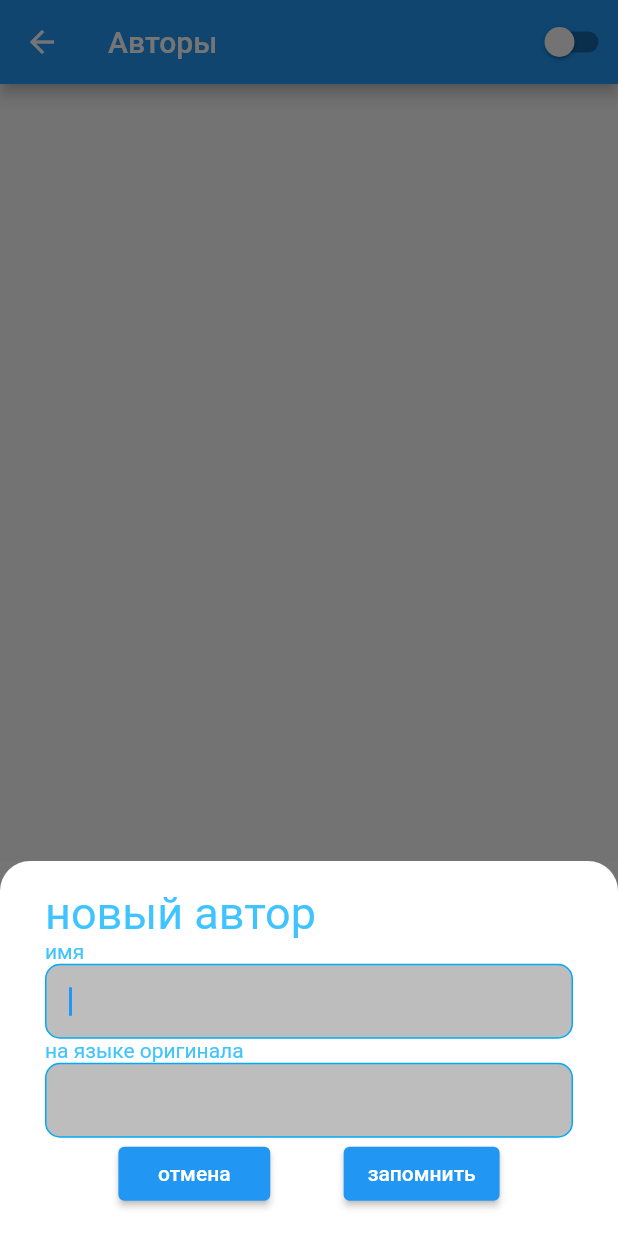
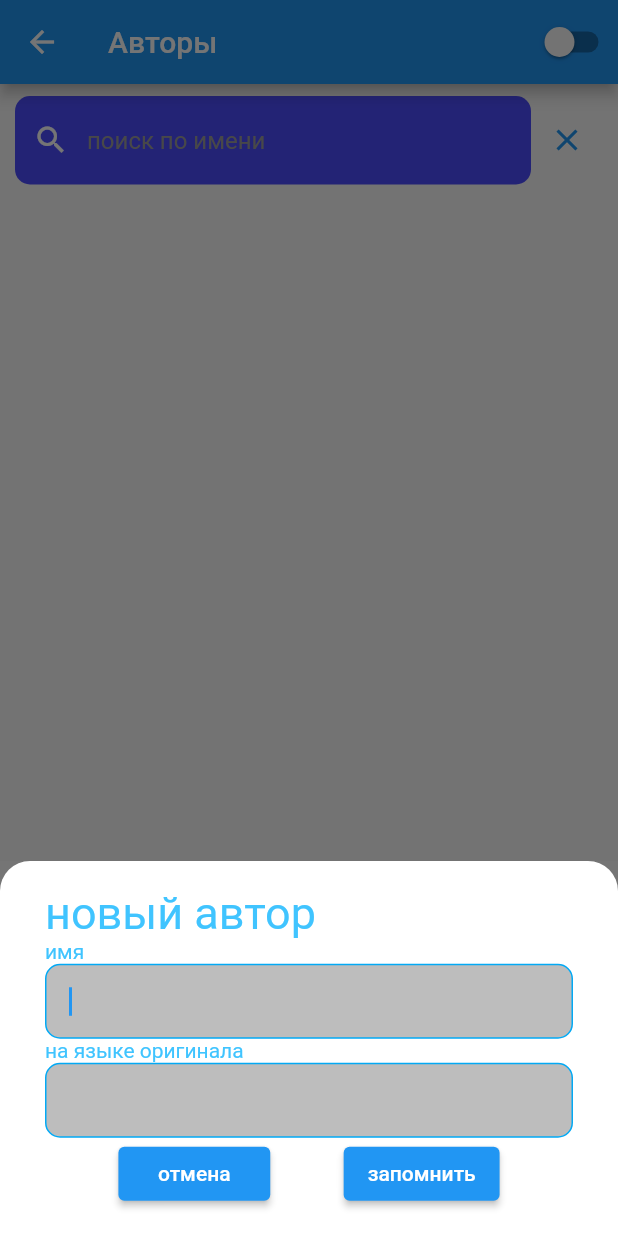
Before and after one commit to andrrewgwinta/books, a Flutter app: the AuthorScreen screen opened by its route, after a tap on the "add" icon, on a phone screen of 412 x 824 dp. Run offline on Flutter 3.47's test engine with Material 2 defaults, Android fonts, the phone set to English and light mode, and no system bars; our stand-ins replace font_awesome_flutter, shared_preferences; accounts and stored records are empty; network calls fail.

Commit message:
add author filter

```diff
--- a/lib/constants.dart
+++ b/lib/constants.dart
@@ -6,6 +6,12 @@ const prefixURL = 'http://91.237.235.227:8012/books/';
 enum ActionType {
   atUpdate,
   atInsert,
+}
+
+enum FilterActualType {
+  fatNone,
+  fatActual,
+  fatArchive,
 }
 
 enum AuthorListType {
--- a/lib/providers/authors.dart
+++ b/lib/providers/authors.dart
@@ -112,6 +112,17 @@ class Authors extends ChangeNotifier {
     }
   }
 
+  List<Author> getFilteredAuthors(String s){
+    if (s=='') {
+      return _items;
+    }
+    else {
+      //List<Author> result = [];
+      return [..._items.where((element) => element.nameRus.toUpperCase().contains(s.toUpperCase()))];
+      //return result;
+    }
+  }
+
   Future<void> loadAuthors() async {
     _items = [];
     final url = Uri.parse('${prefixURL}get_author.php');
--- a/lib/providers/books.dart
+++ b/lib/providers/books.dart
@@ -120,8 +120,8 @@ class Book {
   }
 
   void modifyOnServer() async {
-    final ActionType actionType =
-        (id == '0') ? ActionType.atInsert : ActionType.atUpdate;
+    // final ActionType actionType =
+    //     (id == '0') ? ActionType.atInsert : ActionType.atUpdate;
     final Map<String, dynamic> queryParam = toJson();
     final String queryString = Uri(queryParameters: queryParam).query;
     final url = Uri.parse('${prefixURL}do_update_book.php?$queryString');
--- a/lib/providers/filter.dart
+++ b/lib/providers/filter.dart
@@ -3,6 +3,7 @@ import 'dart:convert';
 
 import 'package:flutter/material.dart';
 import 'package:shared_preferences/shared_preferences.dart';
+import '../constants.dart';
 
 class FilterData {
   String fltName;
@@ -10,7 +11,7 @@ class FilterData {
   String fltGenres;
   String fltState;
   String fltSeries;
-  bool fltActual;
+  FilterActualType fltActual;
   bool fltAuthorActual;
   bool fltExpandedState;
 
@@ -20,7 +21,7 @@ class FilterData {
     this.fltGenres = '',
     this.fltState = '',
     this.fltSeries = '',
-    this.fltActual = true,
+    this.fltActual = FilterActualType.fatNone,
     this.fltAuthorActual = true,
     this.fltExpandedState = false,
   });
@@ -36,7 +37,7 @@ class FilterData {
         'fltGenres': fltGenresForServer,
          'fltSeries':fltSeries,
         'fltState': fltExpandedState?fltState:'',
-        'act': fltActual ? '1' : '0',
+        'act': fltActual.index.toString(),
       };
 
   String get fltGenresForServer {
@@ -52,7 +53,7 @@ class Filter with ChangeNotifier {
       fltAuthor: '',
       fltGenres: '',
       fltState: '',
-      fltActual: true,
+      fltActual: FilterActualType.fatNone,
       fltAuthorActual: true);
 
   void clearFilter() {
@@ -60,7 +61,7 @@ class Filter with ChangeNotifier {
     filter.fltAuthor = '';
     filter.fltGenres = '';
     filter.fltState = '';
-    filter.fltActual = true;
+    filter.fltActual = FilterActualType.fatNone;
     filter.fltExpandedState = false;
   }
 
@@ -73,7 +74,7 @@ class Filter with ChangeNotifier {
         fltAuthor: '',
         fltGenres: '',
         fltState: '',
-        fltActual: true,
+        fltActual: FilterActualType.fatNone,
         fltAuthorActual: true,
         fltExpandedState: false);
 
@@ -86,7 +87,7 @@ class Filter with ChangeNotifier {
             fltAuthor: extractedFilterData['fltAuthor'].toString(),
             fltGenres: extractedFilterData['fltGenres'].toString(),
             fltState: extractedFilterData['fltState'].toString(),
-            fltActual: (extractedFilterData['fltActual'] == 'true'),
+            fltActual: (extractedFilterData['fltActual'] == 0) ? FilterActualType.fatNone : (extractedFilterData['fltActual'] == 1) ? FilterActualType.fatActual  :  FilterActualType.fatArchive,
             fltAuthorActual: true,
             fltExpandedState:
                 (extractedFilterData['fltExpandedState'] == 'true'));
@@ -105,7 +106,7 @@ class Filter with ChangeNotifier {
       'fltAuthor': filter.fltAuthor,
       'fltGenres': filter.fltGenres,
       'fltState': filter.fltState,
-      'fltActual': filter.fltActual.toString(),
+      'fltActual': filter.fltActual.index,
       'fltExpandedState': filter.fltExpandedState.toString(),
     });
     prefs.setString('filterData', filterData);
--- a/lib/providers/series.dart
+++ b/lib/providers/series.dart
@@ -84,7 +84,7 @@ class SeriesItem {
     //only NAME
     final url =
         Uri.parse('${prefixURL}do_update_series_name.php?name=$name&id=$id');
-    print(url);
+    //print(url);
     try {
       final response = await http.get(url);
       //прочитаем новый pk c сервера и исправим его здесь
--- a/lib/screens/author_screen.dart
+++ b/lib/screens/author_screen.dart
@@ -1,3 +1,5 @@
+import 'dart:async';
+
 import 'package:flutter/cupertino.dart';
 import 'package:flutter/material.dart';
 import 'package:provider/provider.dart';
@@ -5,7 +7,6 @@ import 'package:provider/provider.dart';
 import '../constants.dart';
 import '../providers/authors.dart';
 import '../providers/filter.dart';
-
 import '../screens/author_screen_add.dart';
 import '../widgets/dialog_author_choice.dart';
 
@@ -20,6 +21,9 @@ class AuthorScreen extends StatefulWidget {
 
 class _AuthorScreenState extends State<AuthorScreen> {
   bool isJoinMode = false;
+  String _currentSearchString = '';
+  Timer? searchDebounce;
+  final TextEditingController _controllerSearch = TextEditingController();
 
   void modifyRecord(
     BuildContext context,
@@ -40,40 +44,53 @@ class _AuthorScreenState extends State<AuthorScreen> {
   }
 
   @override
+  void initState() {
+    super.initState();
+    _controllerSearch.text = '';
+  }
+
+  @override
+  void dispose() {
+    _controllerSearch.dispose();
+    super.dispose();
+  }
+
+  @override
   Widget build(BuildContext context) {
     final authors = Provider.of<Authors>(context);
-    final authorsData = authors.items;
+    List<Author> authorsData = authors.getFilteredAuthors(_currentSearchString);
 
     return Scaffold(
         floatingActionButton: FloatingActionButton(
-        child: Icon(isJoinMode?Icons.merge_type_sharp :Icons.add, size: 40,),
+          child: Icon(
+            isJoinMode ? Icons.merge_type_sharp : Icons.add,
+            size: 40,
+          ),
           onPressed: () {
             if (isJoinMode) {
               showDialog(
                   context: context,
                   builder: (context) {
                     if (authors.emptyChecked) {
-                    return AlertDialog(title: const Text('нет отмеченных для слияния'),
-                    actions: [        ElevatedButton(
+                      return AlertDialog(
+                        title: const Text('нет отмеченных для слияния'),
+                        actions: [
+                          ElevatedButton(
                               onPressed: () {
                                 Navigator.of(context).pop();
                               },
                               child: const Text('   OK   ')),
                         ],
                       );
-                  }
-                  else {
-                    final Author choisedAuthor = Author(
-                        id: '0',
-                        nameRus: '');
+                    } else {
+                      final Author choicerAuthor = Author(id: '0', nameRus: '');
                       return DialogAuthorChoice(
                         authorListType: AuthorListType.altChecked,
-                      author: choisedAuthor,
+                        author: choicerAuthor,
                         caption: 'кого оставить?',
-                      pressOK: ()  {
+                        pressOK: () {
                           setState(() {
-                          //print(choisedAuthor.id);
-                          authors.mergingAuthors(choisedAuthor.id);
+                            authors.mergingAuthors(choicerAuthor.id);
                             Navigator.of(context).pop();
                           });
                         },
@@ -84,27 +101,85 @@ class _AuthorScreenState extends State<AuthorScreen> {
               setState(() {
                 isJoinMode = false;
               });
-          }
-          else {
+            } else {
               final Author author = Author(id: '0');
               modifyRecord(context, author);
             }
           },
         ),
         appBar: AppBar(
-        title: Text('Авторы${isJoinMode?'.слияние':''}'),
-        actions: [Switch(value: isJoinMode,
+          title: Text('Авторы${isJoinMode ? '.слияние' : ''}'),
+          actions: [
+            Switch(
+              value: isJoinMode,
               activeColor: Colors.white,
-          onChanged: (value){
+              onChanged: (value) {
                 setState(() {
                   isJoinMode = value;
                 });
+              },
+            )
+          ],
+        ),
+        body: Column(
+          children: [
+            // Container(
+            //   height: 80,
+            //   color: Colors.yellow,
+            //   //************ search text
+            //   child:
+            Padding(
+              padding: const EdgeInsets.symmetric(horizontal: 10, vertical: 8),
+              child: Row(
+                mainAxisAlignment: MainAxisAlignment.end,
+                children: [
+                  Expanded(
+                    child: TextField(
+                      controller: _controllerSearch,
+                      style: const TextStyle(color: Colors.white),
+                      decoration: InputDecoration(
+                        filled: true,
+                        fillColor: const Color(0xFF4d4dff),
+                        border: OutlineInputBorder(
+                          borderSide: BorderSide.none,
+                          borderRadius: BorderRadius.circular(10),
+                        ),
+                        prefixIcon: const Icon(
+                          Icons.search,
+                          color: Colors.white,
+                        ),
+                        //suffixIcon: const Icon(Icons.clear, color:Colors.white),
+                        hintText: 'поиск по имени',
+                        hintStyle: const TextStyle(color: Colors.grey),
+                      ),
+                      onChanged: (value) {
+                        _currentSearchString = value;
+                        searchDebounce?.cancel();
+                        searchDebounce =
+                            Timer(const Duration(milliseconds: 500), () {
+                          setState(() {
+                            //reread authorList
+                          });
+                        });
+                      },
+                    ),
+                  ),
+                  IconButton(
+                      onPressed: () {
+                        setState(() {
+                          _currentSearchString = '';
+                          _controllerSearch.text = '';
+                        });
+                      },
+                      icon: const Icon(Icons.clear, color: Colors.blue))
+                ],
+              ),
+            ),
 
-        },)],
-      ),
-      body:
-
-      ListView.builder(
+            //***********  end search text
+            //),
+            Expanded(
+              child: ListView.builder(
                   itemCount: authorsData.length,
                   itemBuilder: (ctx, index) {
                     return AuthorCard(authorsData[index], isJoinMode,
@@ -113,7 +188,9 @@ class _AuthorScreenState extends State<AuthorScreen> {
                       modifyRecord(context, authorsData[index]);
                     });
                   }),
-    );
+            ),
+          ],
+        ));
   }
 }
 
@@ -122,7 +199,7 @@ class AuthorCard extends StatefulWidget {
   final void Function() onEditTap;
   final bool joinMode;
 
-  const AuthorCard(this.author, this.joinMode ,this.onEditTap,  {Key? key})
+  const AuthorCard(this.author, this.joinMode, this.onEditTap, {Key? key})
       : super(key: key);
 
   @override
@@ -132,11 +209,13 @@ class AuthorCard extends StatefulWidget {
 class _AuthorCardState extends State<AuthorCard> {
   @override
   Widget build(BuildContext context) {
-    final String question = (widget.author.actual) ? 'Удаляем' : 'Восстанавливаем';
+    final String question =
+        (widget.author.actual) ? 'Удаляем' : 'Восстанавливаем';
     return Dismissible(
       //*********************
       background: Container(
-        color: widget.author.actual ? Colors.blueAccent : Colors.lightBlueAccent,
+        color:
+            widget.author.actual ? Colors.blueAccent : Colors.lightBlueAccent,
         child: Icon(
           widget.author.actual ? Icons.delete : Icons.restore_from_trash,
           color: Colors.white,
@@ -144,10 +223,11 @@ class _AuthorCardState extends State<AuthorCard> {
         ),
       ),
       key: ValueKey(widget.author.id),
-      direction: (widget.joinMode)?DismissDirection.none:DismissDirection.endToStart,
-      onDismissed: (_){},
+      direction: (widget.joinMode)
+          ? DismissDirection.none
+          : DismissDirection.endToStart,
+      onDismissed: (_) {},
       confirmDismiss: (direction) {
-
         return showDialog(
             context: context,
             builder: (ctx) {
@@ -169,8 +249,7 @@ class _AuthorCardState extends State<AuthorCard> {
                           widget.author.actualOnServer();
                         });
                         Navigator.of(ctx).pop(false);
-                      }
-                  ),
+                      }),
                 ],
               );
             });
@@ -178,51 +257,63 @@ class _AuthorCardState extends State<AuthorCard> {
 
       //*********************
       child: SizedBox(
-        height: (widget.author.nameOrig == '')?60:80,
+        height: (widget.author.nameOrig == '') ? 60 : 80,
         child: GestureDetector(
-          onDoubleTap: (){
-            final fd = Provider.of<Filter>(context, listen: false);
-            fd.clearFilter();
-            fd.filter.fltAuthor = widget.author.nameRus;
-            Navigator.of(context).pushNamed('/');
-          },
-          onTap: widget.joinMode?null:widget.onEditTap,
+          //onDoubleTap: () {},
+          onTap: widget.joinMode ? null : widget.onEditTap,
           child: Card(
-            shape: RoundedRectangleBorder(borderRadius: BorderRadius.circular(8)),
+            shape:
+                RoundedRectangleBorder(borderRadius: BorderRadius.circular(8)),
             elevation: 8,
             shadowColor: Colors.deepPurple,
             //color: Colors.grey,
             child: ListTile(
               title: Text(
                 widget.author.nameRus,
-                style: TextStyle(fontSize: 16,
-                color : (widget.author.actual)? Colors.black:Colors.grey,
+                style: TextStyle(
+                  fontSize: 16,
+                  color: (widget.author.actual) ? Colors.black : Colors.grey,
                 ),
                 overflow: TextOverflow.ellipsis,
               ),
               subtitle: (widget.author.nameOrig == '')
-              ?null
-                  :Row(
+                  ? null
+                  : Row(
                       children: [
                         const Text(
                           'ориг',
                           style: kTextStyleLabel,
                         ),
-                  const SizedBox(width: 5,),
+                        const SizedBox(
+                          width: 5,
+                        ),
                         Text(
                           widget.author.nameOrig,
                           style: const TextStyle(fontSize: 16),
                         ),
                       ],
                     ),
-              trailing: (widget.joinMode)? Checkbox(
+              trailing: (widget.joinMode)
+                  ? Checkbox(
                       value: widget.author.checkState,
                       onChanged: (value) {
                         setState(() {
                           widget.author.checkState = value!;
                         });
                       },
-              ):null,
+                    )
+                  : IconButton(
+                      onPressed: () {
+                        final fd = Provider.of<Filter>(context, listen: false);
+                        fd.clearFilter();
+                        fd.filter.fltAuthor = widget.author.nameRus;
+                        fd.filter.fltActual = FilterActualType.fatNone;
+                        Navigator.of(context).pushNamed('/');
+                      },
+                      icon: const Icon(
+                        Icons.search,
+                        color: Colors.blue,
+                      )),
             ),
           ),
         ),
--- a/lib/screens/author_screen_add.dart
+++ b/lib/screens/author_screen_add.dart
@@ -31,9 +31,9 @@ class _AddAuthorScreenState extends State<AddAuthorScreen> {
 
   @override
   void dispose() {
-    super.dispose();
     _controllerRus.dispose();
     _controllerOrig.dispose();
+    super.dispose();
   }
 
   void pressOk(){
--- a/lib/screens/book_screen_add.dart
+++ b/lib/screens/book_screen_add.dart
@@ -37,11 +37,11 @@ class _BookModifyScreenState extends State<BookModifyScreen> {
 
   @override
   void dispose() {
-    super.dispose();
     _controllerNameRus.dispose();
     _controllerSeriesSeq.dispose();
     _controllerAuthor.dispose();
     _controllerNote.dispose();
+    super.dispose();
   }
 
   @override
@@ -246,7 +246,7 @@ class _BookModifyScreenState extends State<BookModifyScreen> {
                             showDialog(
                                 context: context,
                                 builder: (context) {
-                                  return DialogGenreChoise(
+                                  return DialogGenreChoice(
                                       book: book,
                                       pressOK: () {
                                         setState(() {
--- a/lib/screens/genre_screen_add.dart
+++ b/lib/screens/genre_screen_add.dart
@@ -27,8 +27,8 @@ class _AddGenreScreenState extends State<AddGenreScreen> {
 
   @override
   void dispose() {
+    _controller.dispose();
     super.dispose();
-    _controller.dispose();
   }
 
   void pressOk(){
--- a/lib/screens/serie_screens_add.dart
+++ b/lib/screens/serie_screens_add.dart
@@ -33,9 +33,8 @@ class _AddSeriesScreenState extends State<AddSeriesScreen> {
 
   @override
   void dispose() {
+    _controllerName.dispose();
     super.dispose();
-    _controllerName.dispose();
-    //_controllerOrig.dispose();
   }
 
   void pressOk() {
--- a/lib/widgets/combo_widget.dart
+++ b/lib/widgets/combo_widget.dart
@@ -3,7 +3,7 @@ import 'package:flutter/rendering.dart';
 
 import '../constants.dart';
 
-typedef void OnWidgetSizeChange(Size size);
+typedef OnWidgetSizeChange = void Function(Size size);
 
 class MeasureSizeRenderObject extends RenderProxyBox {
   late Size oldSize;
--- a/lib/widgets/dialog_author_choice.dart
+++ b/lib/widgets/dialog_author_choice.dart
@@ -13,11 +13,11 @@ class DialogAuthorChoice extends StatefulWidget {
   final AuthorListType authorListType;
   final String caption;
 
-  DialogAuthorChoice({
+  DialogAuthorChoice({Key? key,
     required this.authorListType,
     required this.author,
     this.caption = 'выбираем автора',
-    required this.pressOK});
+    required this.pressOK}) : super(key: key);
 
   @override
   State<DialogAuthorChoice> createState() => _DialogAuthorChoiceState();
--- a/lib/widgets/genre_list_widget.dart
+++ b/lib/widgets/genre_list_widget.dart
@@ -6,7 +6,7 @@ import '../../providers/genres.dart';
 class GenreCheckList extends StatefulWidget {
   String valueString = '';
 
-  GenreCheckList(this.valueString);
+  GenreCheckList(this.valueString, {Key? key}) : super(key: key);
 
   @override
   State<GenreCheckList> createState() => _GenreCheckListState();
```
Also changed, not shown: lib/widgets/dialog_genre_choice.dart (+10 -11 lines), lib/widgets/filter_drawer.dart (+32 -18 lines), pubspec.lock, 2 other files. Lines whose indentation alone changed are shown as unchanged.
